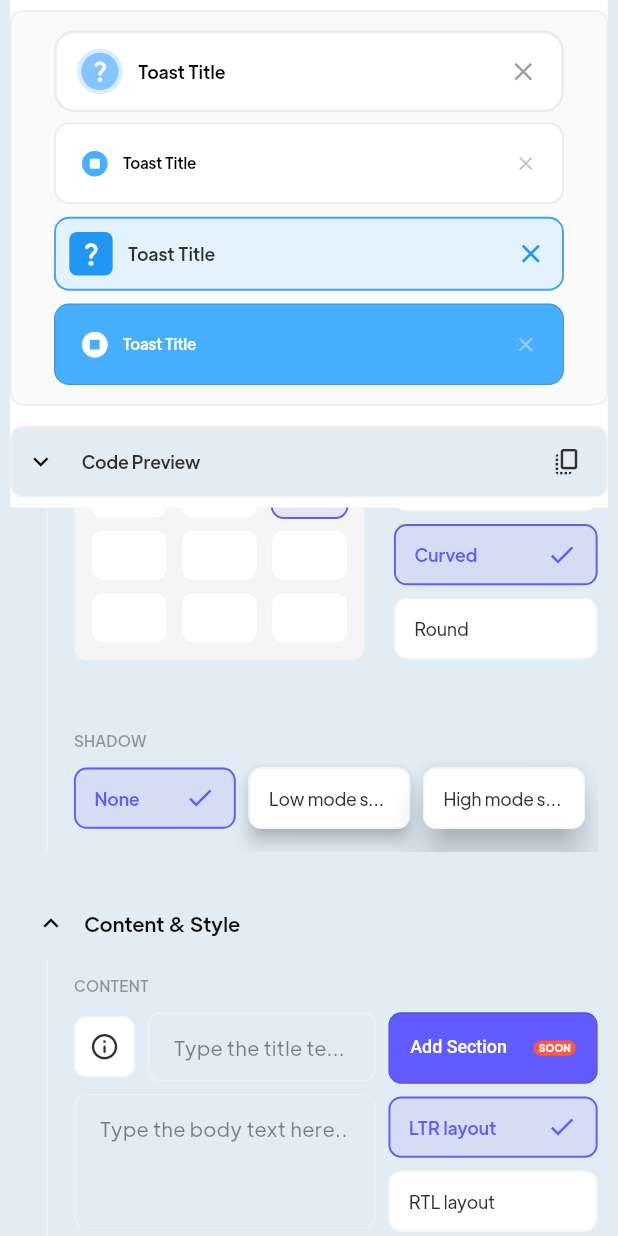
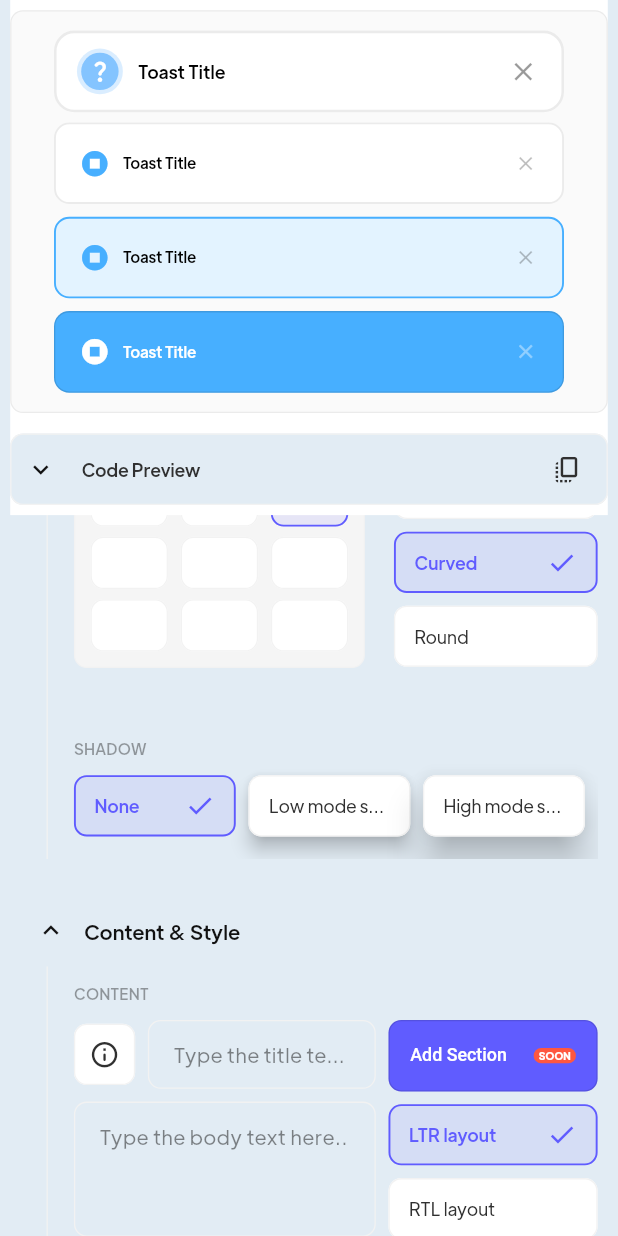
Before and after one commit to payam-zahedi/toastification, a Flutter app: the screen it shows after launch, scrolled down 1152 dp, on a phone screen of 412 x 824 dp. Run offline on Flutter 3.47's test engine with Material 2 defaults, Android fonts, the phone set to English and light mode, and no system bars; our stand-ins replace flutter_riverpod, flutter_sticky_header, flutter_svg, font_awesome_flutter, freezed_annotation, responsive_framework; missing offline and left inert: pausable_timer.

Commit message:
update flat colored stile

```diff
--- a/lib/src/widget/built_in/built_in_style.dart
+++ b/lib/src/widget/built_in/built_in_style.dart
@@ -2,9 +2,9 @@ import 'package:flutter/material.dart';
 import 'package:toastification/toastification.dart';
 
 const infoColor = Color(0xFF47AFFF);
-const successColor = Color(0xFF47AFFF);
-const warningColor = Color(0xFF47AFFF);
-const errorColor = Color(0xFF47AFFF);
+const successColor = Color(0xFF32BC32);
+const warningColor = Color(0xFFFFB600);
+const errorColor = Color(0xFFFF3A30);
 
 abstract class BuiltInStyle {
   const BuiltInStyle(this.type);
--- a/lib/src/widget/built_in/flat_colored/flat_colored.dart
+++ b/lib/src/widget/built_in/flat_colored/flat_colored.dart
@@ -8,6 +8,7 @@ class FlatColoredToastWidget extends StatelessWidget {
     required this.type,
     required this.title,
     this.description,
+    this.primaryColor,
     this.backgroundColor,
     this.foregroundColor,
     this.icon,
@@ -26,7 +27,10 @@ class FlatColoredToastWidget extends StatelessWidget {
 
   final Widget? icon;
 
+  final MaterialColor? primaryColor;
+
   final MaterialColor? backgroundColor;
+
   final Color? foregroundColor;
 
   final Brightness? brightness;
@@ -45,9 +49,8 @@ class FlatColoredToastWidget extends StatelessWidget {
 
   @override
   Widget build(BuildContext context) {
-    final primaryColor = defaultStyle.primaryColor(context);
+    final iconColor = primaryColor ?? defaultStyle.iconColor(context);
 
-    final foreground = foregroundColor ?? defaultStyle.foregroundColor(context);
     final background = backgroundColor ?? defaultStyle.backgroundColor(context);
 
     final showCloseButton = this.showCloseButton ?? true;
@@ -56,9 +59,10 @@ class FlatColoredToastWidget extends StatelessWidget {
         this.borderRadius ?? defaultStyle.borderRadius(context);
 
     final borderSide = defaultStyle.borderSide(context);
-
     return IconTheme(
       data: Theme.of(context).primaryIconTheme,
+      child: ConstrainedBox(
+        constraints: const BoxConstraints(minHeight: 64),
         child: Material(
           color: background,
           shape: RoundedRectangleBorder(
@@ -71,38 +75,32 @@ class FlatColoredToastWidget extends StatelessWidget {
             child: Row(
               children: [
                 icon ??
-                  Material(
-                    color: primaryColor,
-                    borderRadius: borderRadius / 2,
-                    child: Padding(
-                      padding: const EdgeInsets.all(6.0),
-                      child: Icon(
+                    Icon(
                       defaultStyle.icon(context),
-                        size: 22,
-                        color: defaultStyle.iconColor(context),
+                      size: 24,
+                      color: iconColor,
                     ),
-                    ),
-                  ),
-              const SizedBox(width: 12),
+                const SizedBox(width: 10),
                 Expanded(
                   child: BuiltInContent(
                     style: defaultStyle,
                     title: title,
                     description: description,
-                  foregroundColor: foreground,
+                    foregroundColor: foregroundColor,
                   ),
                 ),
-              const SizedBox(width: 16),
+                const SizedBox(width: 4),
                 Offstage(
                   offstage: !showCloseButton,
                   child: InkWell(
                     onTap: onCloseTap,
                     borderRadius: BorderRadius.circular(4),
                     child: Padding(
-                    padding: const EdgeInsets.all(2.0),
+                      padding: const EdgeInsets.all(1.0),
                       child: Icon(
                         defaultStyle.closeIcon(context),
                         color: defaultStyle.closeIconColor(context),
+                        size: 18,
                       ),
                     ),
                   ),
@@ -111,6 +109,7 @@ class FlatColoredToastWidget extends StatelessWidget {
             ),
           ),
         ),
+      ),
     );
   }
 }
--- a/lib/src/widget/built_in/flat_colored/flat_colored_style.dart
+++ b/lib/src/widget/built_in/flat_colored/flat_colored_style.dart
@@ -7,19 +7,19 @@ class FlatColoredStyle extends BuiltInStyle {
 
   @override
   EdgeInsetsGeometry padding(BuildContext context) {
-    return const EdgeInsets.all(12);
+    return const EdgeInsets.symmetric(horizontal: 20, vertical: 16);
   }
 
   @override
   MaterialColor primaryColor(BuildContext context) {
     final color = switch (type) {
-      ToastificationType.info => Colors.blue,
-      ToastificationType.warning => Colors.amber,
-      ToastificationType.success => Colors.green,
-      ToastificationType.failed => Colors.red,
+      ToastificationType.info => infoColor,
+      ToastificationType.warning => warningColor,
+      ToastificationType.success => successColor,
+      ToastificationType.failed => errorColor,
     };
 
-    return color;
+    return ToastHelper.createMaterialColor(color);
   }
 
   @override
@@ -34,22 +34,22 @@ class FlatColoredStyle extends BuiltInStyle {
 
   @override
   Color foregroundColor(BuildContext context) {
-    return Theme.of(context).colorScheme.onBackground;
+    return Colors.black;
   }
 
   @override
   IconData icon(BuildContext context) {
     return switch (type) {
-      ToastificationType.info => Icons.question_mark_rounded,
-      ToastificationType.warning => Icons.warning_amber_rounded,
-      ToastificationType.success => Icons.done,
-      ToastificationType.failed => Icons.priority_high_rounded,
+      ToastificationType.info => Icons.stop_circle,
+      ToastificationType.warning => Icons.stop_circle,
+      ToastificationType.success => Icons.stop_circle,
+      ToastificationType.failed => Icons.stop_circle,
     };
   }
 
   @override
   Color iconColor(BuildContext context) {
-    return onPrimaryColor(context);
+    return primaryColor(context);
   }
 
   @override
@@ -59,13 +59,13 @@ class FlatColoredStyle extends BuiltInStyle {
 
   @override
   Color closeIconColor(BuildContext context) {
-    return primaryColor(context);
+    return Colors.black26;
   }
 
   @override
   BorderSide borderSide(BuildContext context) {
     return BorderSide(
-      color: primaryColor(context).shade400,
+      color: primaryColor(context),
       width: 1.5,
     );
   }
@@ -77,17 +77,20 @@ class FlatColoredStyle extends BuiltInStyle {
 
   @override
   TextStyle? titleTextStyle(BuildContext context) {
-    return Theme.of(context).textTheme.bodyMedium?.copyWith(
+    return Theme.of(context).textTheme.titleSmall?.copyWith(
           color: foregroundColor(context),
+          fontSize: 12,
           fontWeight: FontWeight.w500,
-          height: 1.3,
+          height: 1.4,
         );
   }
 
   @override
   TextStyle? descriptionTextStyle(BuildContext context) {
     return Theme.of(context).textTheme.bodySmall?.copyWith(
-          color: foregroundColor(context),
+          fontSize: 10,
+          fontWeight: FontWeight.w300,
+          color: foregroundColor(context).withOpacity(.7),
           height: 1.3,
         );
   }
```
Lines whose indentation alone changed are shown as unchanged.
